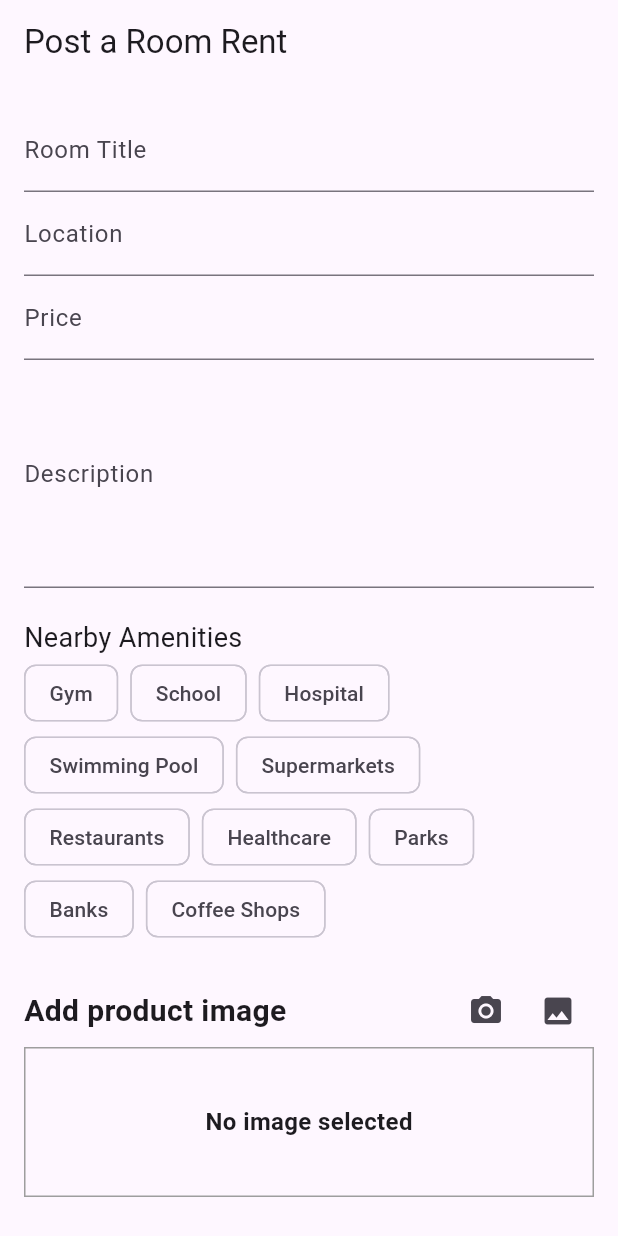
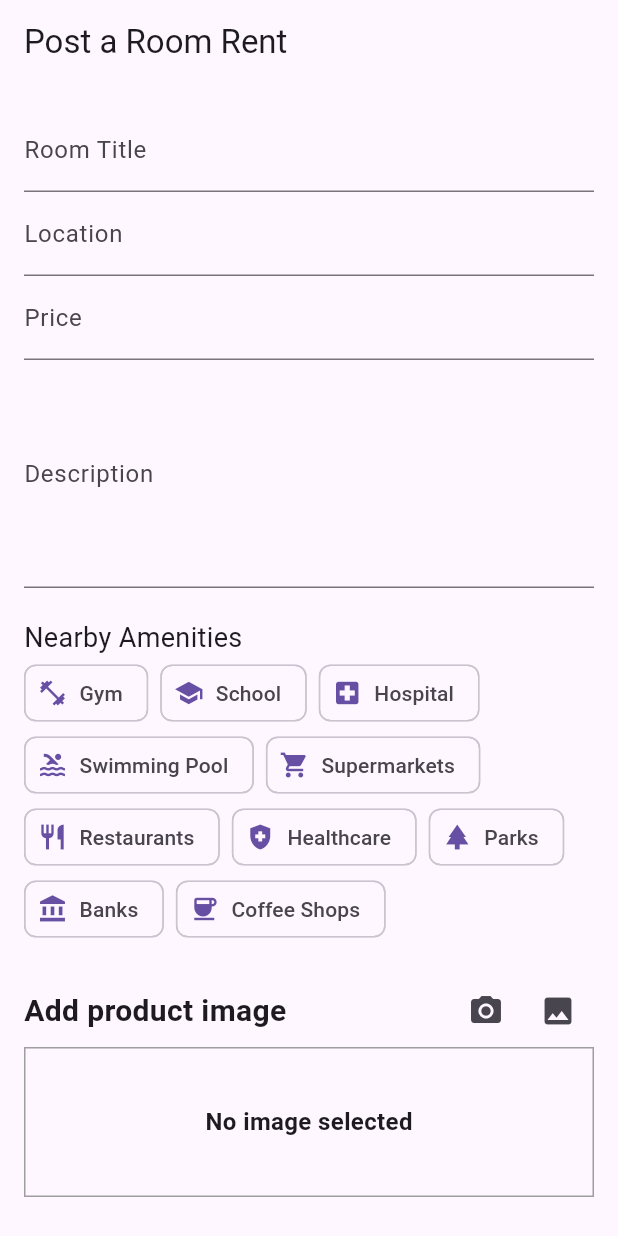
Before and after one commit to shrestharukesh1213/gharsathi, a Flutter app: the Landlordhomescreen screen opened by its route, on a phone screen of 412 x 824 dp. Run offline on Flutter 3.47's test engine with Material 3 defaults, Android fonts, the phone set to English and light mode, and no system bars; our stand-ins replace carousel_slider, cloud_firestore, country_picker, email_validator, firebase_auth, firebase_core and 5 more; accounts and stored records are empty.

Commit message:
added icons to amenities

```diff
--- a/lib/screens/LandlordHomeScreen.dart
+++ b/lib/screens/LandlordHomeScreen.dart
@@ -49,31 +49,21 @@ class _LandlordhomescreenState extends State<Landlordhomescreen> {
   double price = 0;
   String description = '';
 
-  final List<String> _amenitiesOptions = [
-    'Gym',
-    'School',
-    'Hospital',
-    'Swimming Pool',
-    'Supermarkets',
-    'Restaurants',
-    'Healthcare',
-    'Parks',
-    'Banks',
-    'Coffee Shops'
+  // List of amenities with their respective icons
+  final List<Map<String, dynamic>> _amenitiesOptions = [
+    {'label': 'Gym', 'icon': Icons.fitness_center},
+    {'label': 'School', 'icon': Icons.school},
+    {'label': 'Hospital', 'icon': Icons.local_hospital},
+    {'label': 'Swimming Pool', 'icon': Icons.pool},
+    {'label': 'Supermarkets', 'icon': Icons.shopping_cart},
+    {'label': 'Restaurants', 'icon': Icons.restaurant},
+    {'label': 'Healthcare', 'icon': Icons.health_and_safety},
+    {'label': 'Parks', 'icon': Icons.park},
+    {'label': 'Banks', 'icon': Icons.account_balance},
+    {'label': 'Coffee Shops', 'icon': Icons.coffee},
   ];
 
-  final List<bool> _isSelected = [
-    false,
-    false,
-    false,
-    false,
-    false,
-    false,
-    false,
-    false,
-    false,
-    false,
-  ];
+  final List<bool> _isSelected = List.generate(10, (_) => false);
 
   final _formKey = GlobalKey<FormState>();
   void addRooms() async {
@@ -82,7 +72,7 @@ class _LandlordhomescreenState extends State<Landlordhomescreen> {
     List<String> selectedAmenities = [];
     for (int i = 0; i < _amenitiesOptions.length; i++) {
       if (_isSelected[i]) {
-        selectedAmenities.add(_amenitiesOptions[i]);
+        selectedAmenities.add(_amenitiesOptions[i]['label']);
       }
     }
 
@@ -191,7 +181,8 @@ class _LandlordhomescreenState extends State<Landlordhomescreen> {
                 children: List<Widget>.generate(_amenitiesOptions.length,
                     (int index) {
                   return FilterChip(
-                    label: Text(_amenitiesOptions[index]),
+                    avatar: Icon(_amenitiesOptions[index]['icon'], size: 20),
+                    label: Text(_amenitiesOptions[index]['label']),
                     selected: _isSelected[index],
                     onSelected: (bool selected) {
                       setState(() {
@@ -201,7 +192,6 @@ class _LandlordhomescreenState extends State<Landlordhomescreen> {
                   );
                 }),
               ),
-
               // add image widget
               const SizedBox(height: 20),
               Row(
```
Also changed, not shown: lib/screens/RoomDetails.dart (+18 -0 lines).
